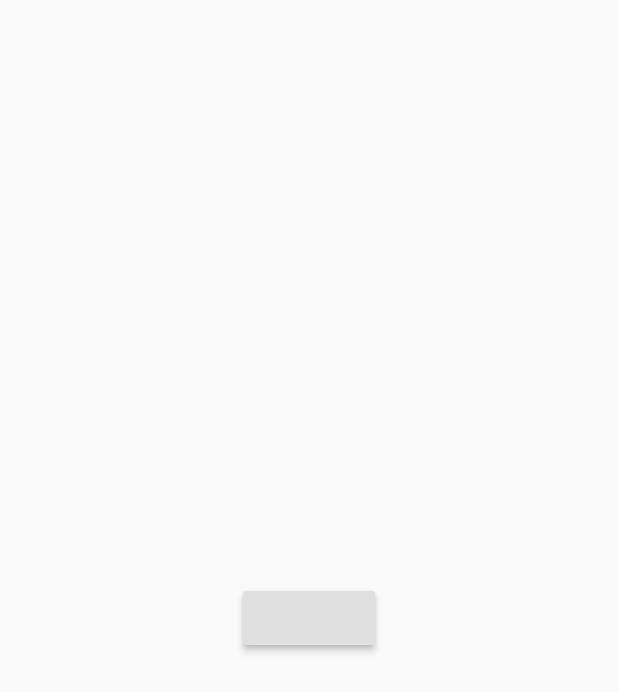
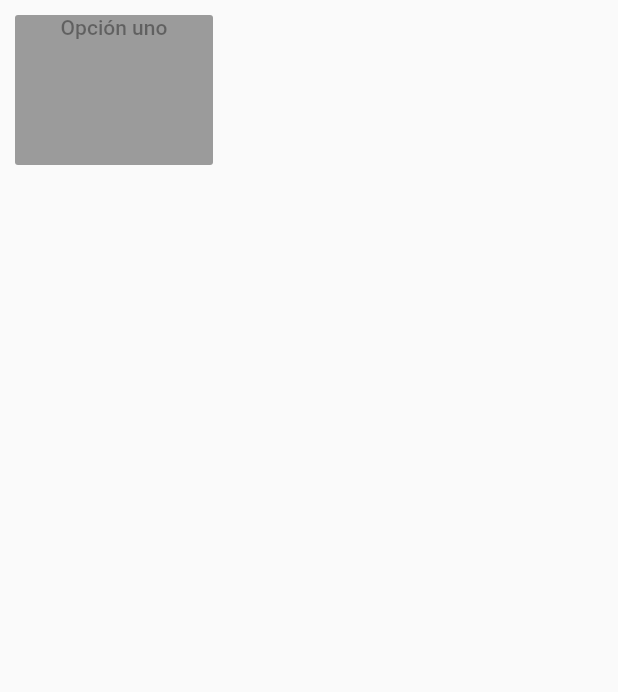
Before and after one commit to MatiMondaca/Mobike---App, a Flutter app: the SettingsScreen screen opened directly, on a phone screen of 412 x 824 dp. Shown: the top 692 px of the screen. Run offline on Flutter 3.47's test engine with Material 2 defaults, Android fonts, the phone set to English and light mode, and no system bars; our stand-ins replace firebase_auth, firebase_core, flutter_map, latlong; accounts and stored records are empty; project files that could hold a hidden picture were left out.

Commit message:
primera fase de las settings

```diff
--- a/mobike/lib/home/settingsSreen/settingScreen.dart
+++ b/mobike/lib/home/settingsSreen/settingScreen.dart
@@ -10,13 +10,20 @@ class SettingsScreen extends StatelessWidget {
     return Container(
       child: Center(
         child: Scaffold(
-          body: SafeArea(
-            child: Center(
-              child: RaisedButton(
-                onPressed: () {
-                  context.read<AutenticacionServicio>().signOut();
-                },
-              ),
+          body: Container(
+            child: Column(
+              children: <Widget>[
+                Padding(
+                  padding: EdgeInsets.all(10),
+                  child: RaisedButton(
+                        onPressed: null,
+                        child: SizedBox(
+                          width: 100,
+                          height: 100,
+                          child: Text("Opción uno", textAlign: TextAlign.center,)),
+                  ),
+                )
+              ]
             ),
           ),
         ),
```
Also changed, not shown: mobike/lib/home/homeScreen.dart (+7 -1 lines).
